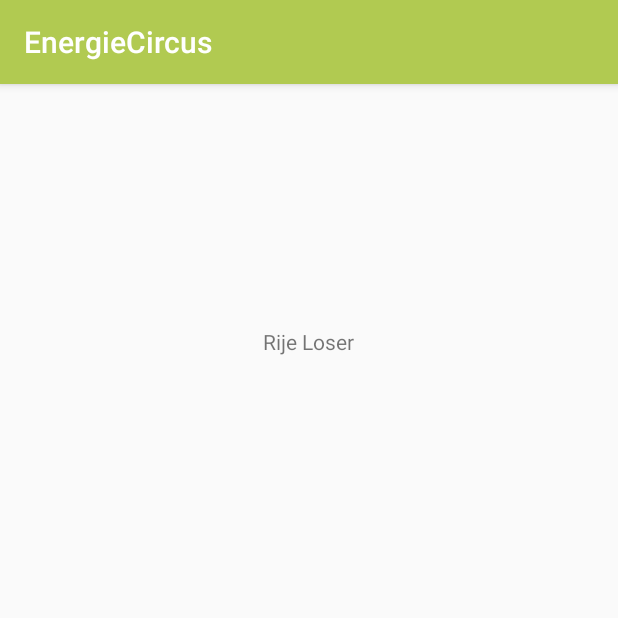
After one commit to maxhelskens/EnergieCircus, an Android app: the BikeActivity screen opened directly, with no data from a screen before it, on a phone screen of 412 x 824 dp, the top half of it. The commit adds this screen. Run offline under Robolectric (Android 15) with nearby library versions, the phone set to English and light mode, and no system bars.

Commit message:
Created activity for cycling

```diff
--- a/app/src/main/AndroidManifest.xml
+++ b/app/src/main/AndroidManifest.xml
@@ -18,7 +18,8 @@
                 <category android:name="android.intent.category.LAUNCHER" />
             </intent-filter>
         </activity>
-        <activity android:name=".graphActivity"></activity>
+        <activity android:name=".graphActivity" />
+        <activity android:name=".BikeActivity"></activity>
     </application>
 
 </manifest>
--- /dev/null
+++ b/app/src/main/java/com/example/max/energiecircus/BikeActivity.java
@@ -0,0 +1,13 @@
+package com.example.max.energiecircus;
+
+import android.support.v7.app.AppCompatActivity;
+import android.os.Bundle;
+
+public class BikeActivity extends AppCompatActivity {
+
+    @Override
+    protected void onCreate(Bundle savedInstanceState) {
+        super.onCreate(savedInstanceState);
+        setContentView(R.layout.activity_bike);
+    }
+}
--- a/app/src/main/java/com/example/max/energiecircus/graphActivity.java
+++ b/app/src/main/java/com/example/max/energiecircus/graphActivity.java
@@ -622,4 +622,9 @@ public class graphActivity extends AppCompatActivity {
         c.animateX(3000);
     }
 
+    public void goToPlayground () {
+        Intent showActivity = new Intent(this, BikeActivity.class);
+        startActivity(showActivity);
+    }
+
 }
--- /dev/null
+++ b/app/src/main/res/layout/activity_bike.xml
@@ -0,0 +1,21 @@
+<?xml version="1.0" encoding="utf-8"?>
+<RelativeLayout xmlns:android="http://schemas.android.com/apk/res/android"
+    xmlns:tools="http://schemas.android.com/tools"
+    android:id="@+id/activity_bike"
+    android:layout_width="match_parent"
+    android:layout_height="match_parent"
+    android:paddingBottom="@dimen/activity_vertical_margin"
+    android:paddingLeft="@dimen/activity_horizontal_margin"
+    android:paddingRight="@dimen/activity_horizontal_margin"
+    android:paddingTop="@dimen/activity_vertical_margin"
+    tools:context="com.example.max.energiecircus.BikeActivity">
+
+    <TextView
+        android:text="Rije Loser"
+        android:layout_width="wrap_content"
+        android:layout_height="wrap_content"
+        android:layout_alignParentTop="true"
+        android:layout_centerHorizontal="true"
+        android:layout_marginTop="146dp"
+        android:id="@+id/textView" />
+</RelativeLayout>
--- a/app/src/main/res/layout/activity_graph.xml
+++ b/app/src/main/res/layout/activity_graph.xml
@@ -34,6 +34,7 @@
             android:textColor="@color/textColorPrimary"
             android:paddingLeft="16dp"
             android:paddingRight="16dp"
+            android:onClick="goToPlayground"
             />
 
     </RelativeLayout>
```
